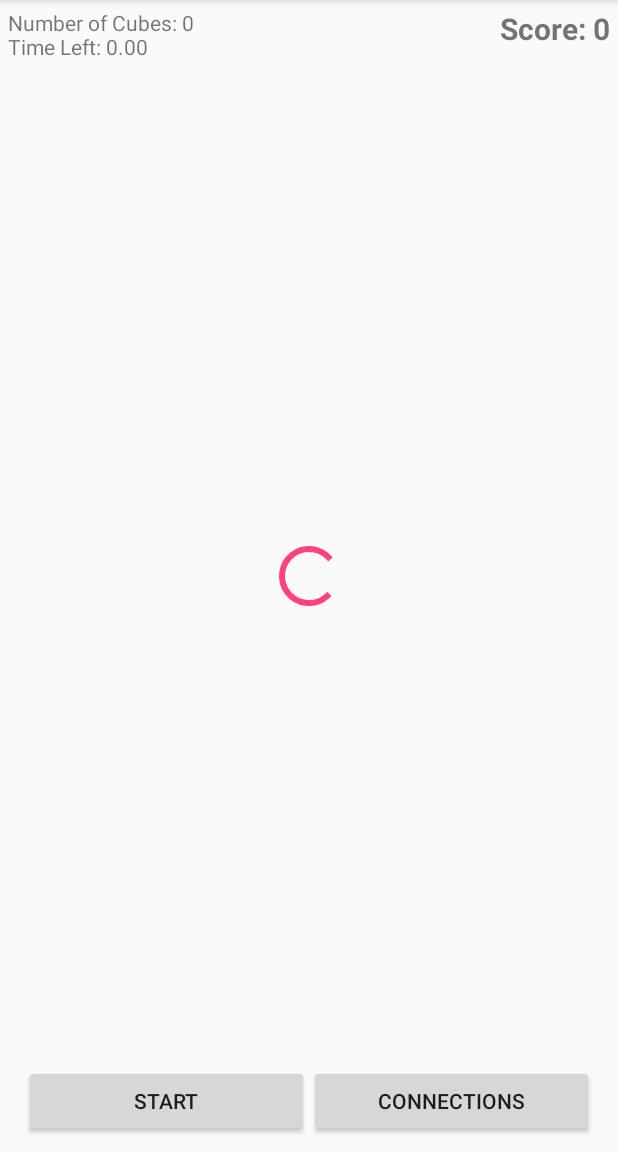
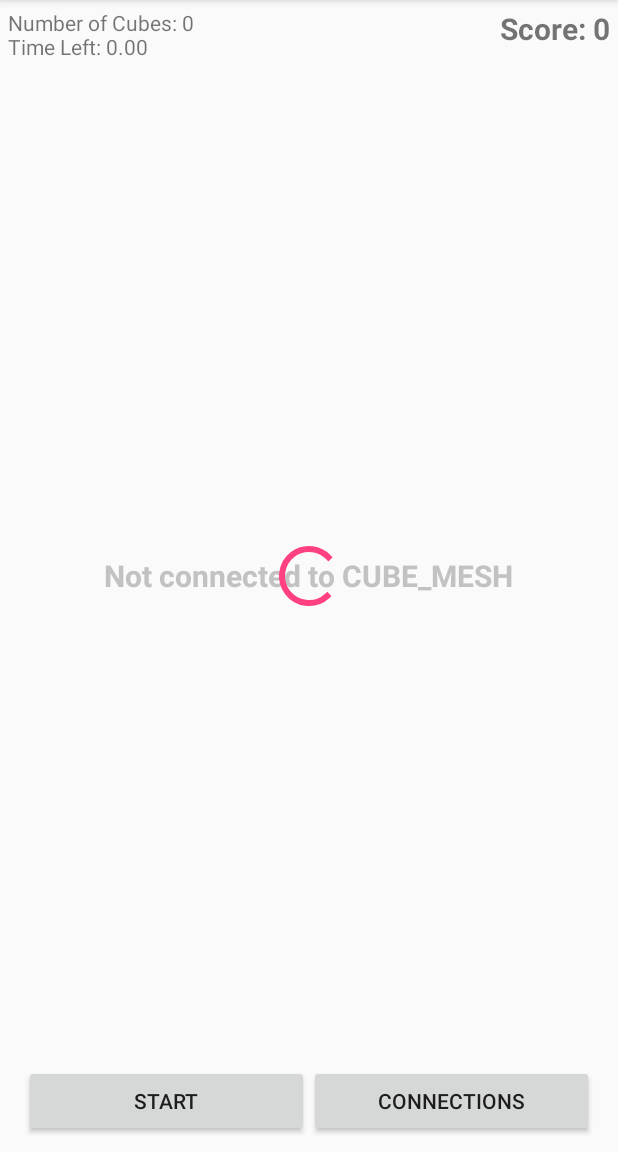
Before and after one commit to manugildev/modular-cubes-app, an Android app: the screen it shows after launch (MainActivity), on a phone screen of 412 x 824 dp, the part 84-1236 px from its top. Run offline under Robolectric (Android 15) with nearby library versions, the phone set to English and light mode, and no system bars; libraries missing offline, so code that uses them is left out: com.mikhaellopez.circularprogressbar; plain views replace CircularProgressBar; 3 statements that could not run were skipped.

Commit message:
SolvedProblems UDPThread

```diff
--- a/app/src/main/java/com/manugildev/modularcubes/fragments/MainActivityFragment.java
+++ b/app/src/main/java/com/manugildev/modularcubes/fragments/MainActivityFragment.java
@@ -96,7 +96,10 @@ public class MainActivityFragment extends Fragment implements CompoundButton.OnC
     public ArrayList<Long> currentIds = new ArrayList<>();
     public ArrayList<Long> previousIds = new ArrayList<>();
     public ArrayList<Integer> soundIds = new ArrayList<>();
+    public TextView mNoCubesTV;
 
+    private Runnable myRunnable;
+    private Handler myHandler;
 
     public MainActivityFragment() {
 
@@ -111,22 +114,28 @@ public class MainActivityFragment extends Fragment implements CompoundButton.OnC
         super.onCreate(savedInstanceState);
         this.activity = (MainActivity) getActivity();
         this.fragment = this;
+        startWifi();
         startPollingConnections();
-        startWifi();
     }
 
     private void startPollingConnections() {
-        final Handler h = new Handler();
+        if (myHandler == null) {
+            myHandler = new Handler();
             final int delay = 1000; //milliseconds
-
-        h.postDelayed(new Runnable() {
+            myRunnable = new Runnable() {
                 public void run() {
                     sendTime = System.currentTimeMillis();
-                if (udpServerThread != null)
-                    udpServerThread.sendMessage("connections");
-                h.postDelayed(this, delay);
+                    if (udpServerThread != null) {
+                        if (activity.mData.size() == 0)
+                            udpServerThread.sendMessage("android");
+                        else udpServerThread.sendMessage("connections");
                     }
-        }, delay);
+                    myHandler.postDelayed(this, delay);
+                }
+            };
+            myHandler.postDelayed(myRunnable, delay);
+        }
+
     }
 
     @Override
@@ -139,6 +148,7 @@ public class MainActivityFragment extends Fragment implements CompoundButton.OnC
         mConnectionsB = (Button) rootView.findViewById(R.id.buttonConnections);
         mConnectionsB.setOnClickListener(this);
         mCircularProgressBar = (CircularProgressBar) rootView.findViewById(R.id.timeCircularProgressBar);
+        mNoCubesTV = (TextView) rootView.findViewById(R.id.noCubesTV);
         mCircularProgressBar.setScaleX(5);
         mCircularProgressBar.setScaleY(5);
         mNumberTV = (TextView) rootView.findViewById(R.id.tvNumber);
@@ -234,6 +244,7 @@ public class MainActivityFragment extends Fragment implements CompoundButton.OnC
             for (Map.Entry<Long, ModularCube> entry : activity.mData.entrySet()) {
                 Long key = entry.getKey();
                 ModularCube cube = entry.getValue();
+                mNoCubesTV.setVisibility(View.GONE);
                 if (!lastRefresh.containsKey(key)) {
                     createViewForCube(cube);
                     gridLayout.addView(cube.getView(), new LayoutParams(0, 0));
@@ -328,6 +339,12 @@ public class MainActivityFragment extends Fragment implements CompoundButton.OnC
 
     }
 
+    @Override
+    public void onResume() {
+        super.onResume();
+        startPollingConnections();
+    }
+
     private Point calculateColumnsAndRows(int d) {
         int columns = (int) Math.sqrt(d);
         int rows = Math.sqrt(d) % 1 != 0 ? columns + 1 : columns;
@@ -412,6 +429,7 @@ public class MainActivityFragment extends Fragment implements CompoundButton.OnC
             conf.SSID = "\"" + networkSSID + "\"";
             wifiManager.addNetwork(conf);
             List<WifiConfiguration> list = wifiManager.getConfiguredNetworks();
+            if (list != null)
                 for (WifiConfiguration i : list) {
                     if (i.SSID != null && i.SSID.equals("\"" + networkSSID + "\"")) {
                         wifiManager.disconnect();
@@ -436,6 +454,9 @@ public class MainActivityFragment extends Fragment implements CompoundButton.OnC
                                 gateway = Formatter.formatIpAddress(wifiManager.getDhcpInfo().gateway);
                                 startUDP();
                             }
+                        } else {
+                            System.out.println("Disconnected");
+                            mNoCubesTV.setText(R.string.noCubes);
                         }
                     }
                 }
@@ -456,6 +477,7 @@ public class MainActivityFragment extends Fragment implements CompoundButton.OnC
         } catch (Exception e) {
             e.printStackTrace();
         }
+        if (myHandler != null) myHandler.removeCallbacks(myRunnable);
     }
 
     public void startUDP() {
@@ -463,9 +485,12 @@ public class MainActivityFragment extends Fragment implements CompoundButton.OnC
             udpServerThread.setRunning(false);
             udpServerThread.interrupt();
         }
+        if (udpServerThread == null) {
             udpServerThread = new UdpServerThread(fragment, gateway, 8266);
             udpServerThread.setRunning(false);
             udpServerThread.start();
+
+        }
     }
 
     @Override
@@ -473,6 +498,8 @@ public class MainActivityFragment extends Fragment implements CompoundButton.OnC
         // udpServerThread.setRunning(false);
         if (mCountDownTimer != null) mCountDownTimer.cancel();
         super.onPause();
+        myHandler.removeCallbacks(myRunnable);
+        myHandler = null;
     }
 
     @Override
@@ -627,6 +654,7 @@ public class MainActivityFragment extends Fragment implements CompoundButton.OnC
             }
         }
         previousIds = new ArrayList<>(currentIds);
+        refreshData();
     }
 
     private void parseArrayElement(JSONObject jsonObject, int depth) throws JSONException {
--- a/app/src/main/res/layout/fragment_main.xml
+++ b/app/src/main/res/layout/fragment_main.xml
@@ -69,6 +69,19 @@
         android:textSize="20sp"
         android:textStyle="bold"/>
 
+    <TextView
+        android:id="@+id/noCubesTV"
+        android:layout_width="wrap_content"
+        android:layout_height="wrap_content"
+        android:layout_centerInParent="true"
+        android:layout_margin="5dp"
+        android:layout_toEndOf="@+id/progressBarTimer"
+        android:text="@string/noCubes"
+        android:textSize="20sp"
+        android:textStyle="bold"
+        android:textColor="#c2c2c2"/>
+
+
     <com.mikhaellopez.circularprogressbar.CircularProgressBar
         android:id="@+id/timeCircularProgressBar"
         android:layout_width="wrap_content"
--- a/app/src/main/res/values/strings.xml
+++ b/app/src/main/res/values/strings.xml
@@ -8,4 +8,5 @@
     <string name="start_game">START</string>
     <string name="connections_button">Connections</string>
     <string name="score">Score: %1d</string>
+    <string name="noCubes">Not connected to CUBE_MESH</string>
 </resources>
```
Also changed, not shown: app/src/main/java/com/manugildev/modularcubes/network/UdpServerThread.java (+10 -4 lines). Lines whose indentation alone changed are shown as unchanged.
